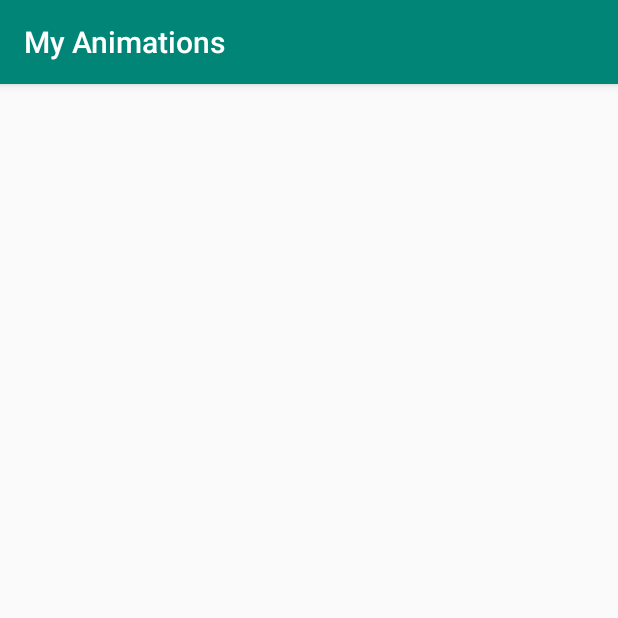
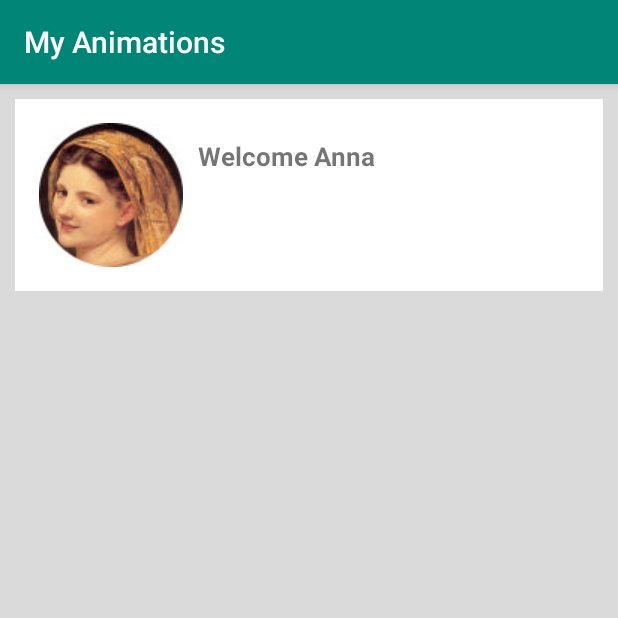
Before and after one commit to azadbasis/MyAnimations, an Android app: the SecondActivity screen opened directly, with no data from a screen before it, on a phone screen of 412 x 824 dp, the top half of it. Run offline under Robolectric (Android 15) with nearby library versions, the phone set to English and light mode, and no system bars.

Commit message:
Activity Transition(SharedElementTransition)

```diff
--- a/app/src/main/java/com/animations/MainActivity.java
+++ b/app/src/main/java/com/animations/MainActivity.java
@@ -6,8 +6,11 @@ import android.animation.AnimatorListenerAdapter;
 import android.animation.AnimatorSet;
 import android.animation.ObjectAnimator;
 import android.animation.PropertyValuesHolder;
+import android.app.ActivityOptions;
+import android.content.Intent;
 import android.support.v7.app.AppCompatActivity;
 import android.os.Bundle;
+import android.util.Pair;
 import android.view.View;
 import android.view.animation.AnimationSet;
 import android.view.animation.OvershootInterpolator;
@@ -122,4 +125,14 @@ public class MainActivity extends AppCompatActivity {
         set.start();
 
     }
+
+    public void showSecondActivity(View view) {
+        Intent i = new Intent(this,SecondActivity.class);
+        ActivityOptions opts = ActivityOptions.makeSceneTransitionAnimation(
+                this,
+                new Pair<View, String>(profilePic,"profile_pic"),
+                new Pair<View, String>(welcome,"welcome")
+        );
+        startActivity(i,opts.toBundle());
+    }
 }
--- a/app/src/main/res/layout/activity_main.xml
+++ b/app/src/main/res/layout/activity_main.xml
@@ -29,6 +29,7 @@
             app:srcCompat="@drawable/empty"
             android:scaleX="0"
             android:scaleY="0"
+            android:transitionName="profile_pic"
             />
 
         <TextView
@@ -40,7 +41,8 @@
             android:layout_marginBottom="10dp"
             android:gravity="center"
             android:text="Welcome! Please, sign in to your account"
-            android:visibility="invisible" />
+            android:visibility="invisible"
+            android:transitionName="welcome"/>
 
         <EditText
             android:id="@+id/username"
@@ -61,6 +63,7 @@
             android:layout_gravity="center"
             android:layout_marginTop="10dp"
             android:text="Sign in"
+            android:onClick="showSecondActivity"
             android:scaleX="0"/>
     </LinearLayout>
 </RelativeLayout>
--- a/app/src/main/res/layout/activity_second.xml
+++ b/app/src/main/res/layout/activity_second.xml
@@ -1,9 +1,40 @@
 <?xml version="1.0" encoding="utf-8"?>
-<android.support.constraint.ConstraintLayout xmlns:android="http://schemas.android.com/apk/res/android"
+<RelativeLayout xmlns:android="http://schemas.android.com/apk/res/android"
     xmlns:app="http://schemas.android.com/apk/res-auto"
     xmlns:tools="http://schemas.android.com/tools"
     android:layout_width="match_parent"
     android:layout_height="match_parent"
+    android:background="#DADADA"
     tools:context=".SecondActivity">
 
-</android.support.constraint.ConstraintLayout>
+    <RelativeLayout
+        android:id="@+id/container"
+        android:layout_width="match_parent"
+        android:layout_height="wrap_content"
+        android:background="#FFFFFF"
+        android:layout_margin="10dp"
+        android:padding="16dp">
+
+
+        <ImageView
+            android:id="@+id/profile_pic"
+            android:layout_width="wrap_content"
+            android:layout_height="wrap_content"
+            app:srcCompat="@drawable/photo1"
+            android:transitionName="profile_pic"/>
+
+        <TextView
+            android:id="@+id/textView3"
+            android:layout_width="wrap_content"
+            android:layout_height="wrap_content"
+            android:layout_marginLeft="10dp"
+            android:layout_marginTop="10dp"
+            android:textSize="17sp"
+            android:layout_toRightOf="@id/profile_pic"
+            android:text="Welcome Anna"
+            android:textStyle="bold"
+            android:transitionName="welcome"/>
+
+
+    </RelativeLayout>
+</RelativeLayout>
```
